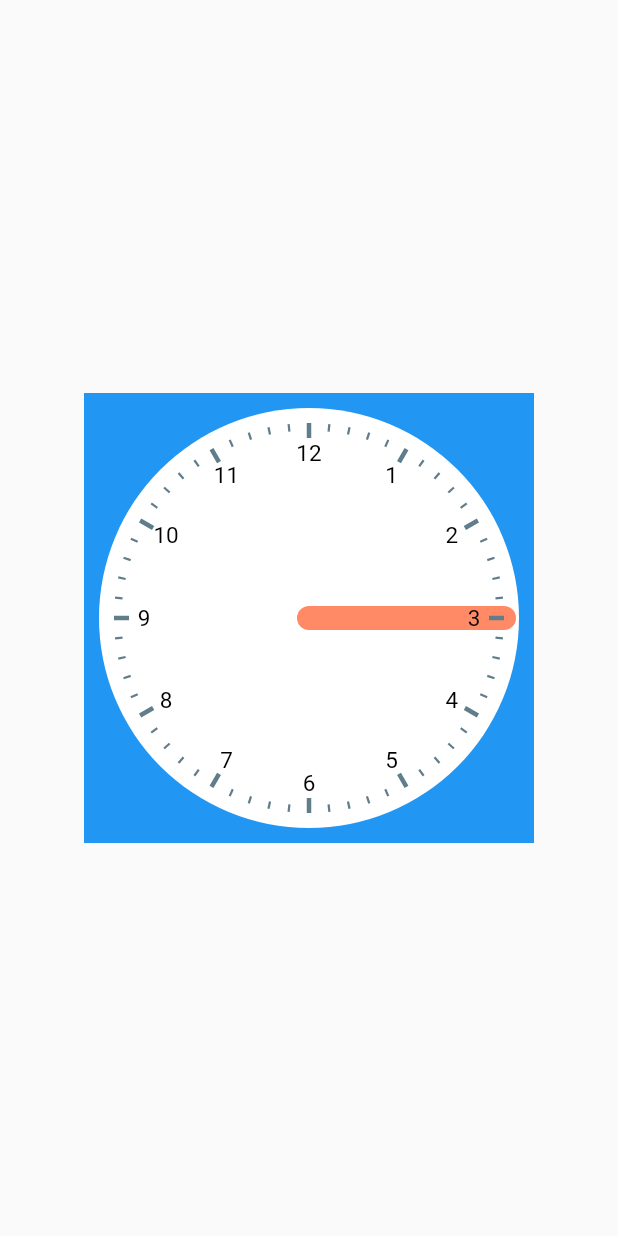
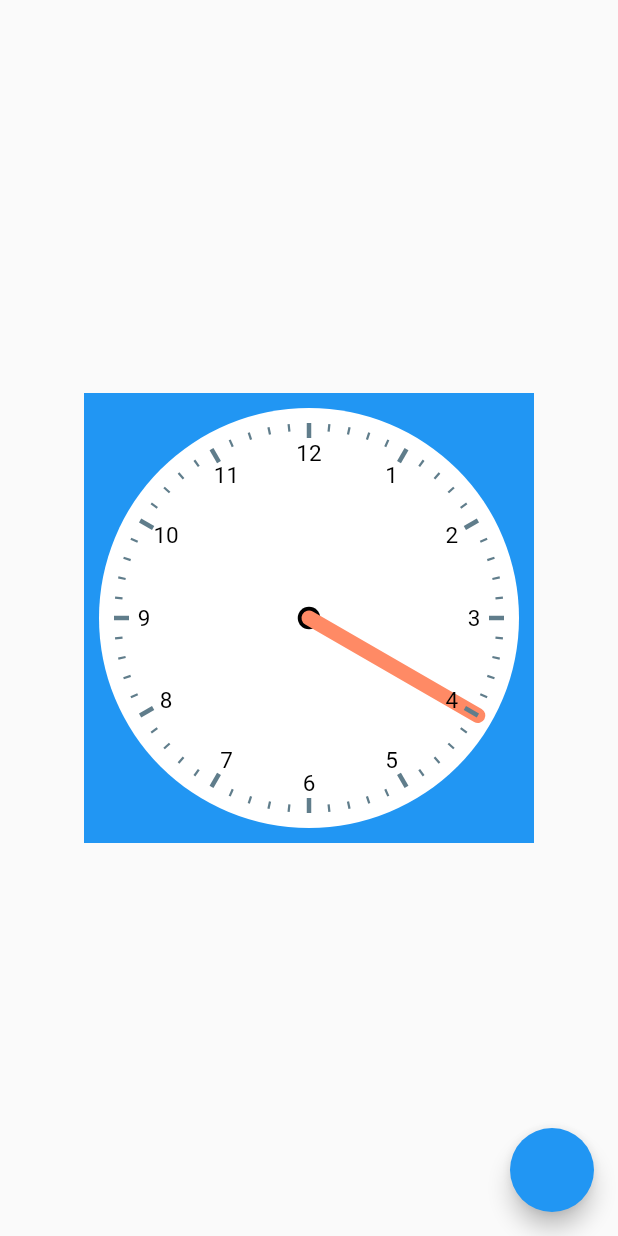
Before and after one commit to Scirocco01/timepicker, a Flutter app: the screen it shows after launch, after a tap on "BoxClock", on a phone screen of 412 x 824 dp. Run offline on Flutter 3.47's test engine with Material 2 defaults, Android fonts, the phone set to English and light mode, and no system bars.

Commit message:
square clock

```diff
--- a/lib/box_clock/dial_paint.dart
+++ b/lib/box_clock/dial_paint.dart
@@ -35,7 +35,9 @@ class ClockDialPainter extends CustomPainter{
   @override
   void paint(Canvas canvas, Size size) {
     var centerx = size.width;
+
     var centery = size.height;
+    print(centery);
     var center = Offset(centerx, centery);
 
     var tickMarkLength;
@@ -43,18 +45,39 @@ class ClockDialPainter extends CustomPainter{
     final radius= size.width;
     canvas.save();
 
+
     var secHandBrush = Paint()
       ..color = Color(0xFFFF8A65)
       ..style = PaintingStyle.stroke
-      ..strokeWidth = 16
+      ..strokeWidth = 10
+
       ..strokeCap = StrokeCap.round;
-    var value = 12 ;
 
-    var secHandX = centerx + 130 * cos(value * 60 * pi / 180)  ;
-    var secHandY = centery + 130 * sin(value * 60 * pi / 180) ;
+    var value =1;
+
+
+
+    var secHandX = centerx + 130 * cos(value* 30 * pi / 180);
+    // = 260
+    var secHandY = centery + 130 * sin(value * 30 * pi / 180);
+    // = 130
     canvas.drawLine(center, Offset(secHandX, secHandY), secHandBrush);
-    print('the time is ${value + 3}');
+    canvas.save();
 
+
+
+
+
+
+    if(value ==12){
+      print('the time is 12');
+    }
+    else if(value >12){
+      print('the time is ${value - 12}');
+    }
+    else{
+      print('the time is ${value + 3}');
+    }
 
     canvas.translate(radius, radius);
     for (var i = 0; i< 60; i++ ) {
@@ -93,6 +116,7 @@ class ClockDialPainter extends CustomPainter{
     }
 
     canvas.restore();
+    canvas.restore();
 
   }
 
--- a/lib/box_clock/new_box_clock.dart
+++ b/lib/box_clock/new_box_clock.dart
@@ -1,3 +1,4 @@
+import 'dart:async';
 import 'dart:math';
 
 import 'package:flutter/material.dart';
@@ -11,9 +12,22 @@ class BoxClock extends StatefulWidget {
 }
 
 class _BoxClockState extends State<BoxClock> {
+  // @override
+  // void initState() {
+  //   Timer.periodic(Duration(seconds: 1), (timer) {
+  //     setState(() {});
+  //   });
+  //
+  //   super.initState();
+  // }
   @override
   Widget build(BuildContext context) {
     return Scaffold(
+      floatingActionButton: FloatingActionButton(
+        onPressed: (){
+          Navigator.pop(context);
+        },
+      ),
       body: Center(
         child: Container(
           height: 300,
@@ -41,7 +55,12 @@ class _BoxClockState extends State<BoxClock> {
                           color: Colors.black,
                         ),
                       ),),
-                      Container(
+                      Listener(
+                        onPointerDown: (PointerDownEvent event){
+                          print("Global position x:${event.position.dx}, y:${event.position.dy}");
+                          print("Relative position: x:${event.localPosition.dx}, y:${event.localPosition.dy}");
+                        },
+                        child: Container(
                           width:150,
                           height:150,
                           padding: const EdgeInsets.all(10.0),
@@ -49,6 +68,7 @@ class _BoxClockState extends State<BoxClock> {
                               painter: ClockDialPainter(),
                             ),
 
+                        ),
                       ),
 
                     ],
--- a/lib/clock_view.dart
+++ b/lib/clock_view.dart
@@ -16,9 +16,9 @@ class _ClockViewState extends State<ClockView> {
   var yValue = 20.0;
   @override
   void initState() {
-    // Timer.periodic(Duration(seconds: 5), (timer) {
-    //   setState(() {});
-    // });
+    Timer.periodic(Duration(seconds: 1), (timer) {
+      setState(() {});
+    });
 
     super.initState();
   }
@@ -51,7 +51,7 @@ class _ClockViewState extends State<ClockView> {
                   print("Relative position: x:${event.localPosition.dx}, y:${event.localPosition.dy}");
                 },
                 child: Transform.rotate(
-                  angle: -pi / 2,
+                  angle:-1.5708,
                     child: CustomPaint(
                       painter: ClockPainter(xvalue: xvalue, yvalue: yValue),
               ),
--- a/lib/home_page.dart
+++ b/lib/home_page.dart
@@ -43,6 +43,16 @@ class _HomeState extends State<Home> {
               const SizedBox(
                 height: 100,
               ),
+              MaterialButton(
+                color: Colors.blueGrey,
+                onPressed:(){
+                  Navigator.pushNamed(context,'/SquareClock');
+                },
+
+                child: const Text('SquareClock'),),
+              const SizedBox(
+                height: 100,
+              ),
 
 
 
--- a/lib/route/route_generator.dart
+++ b/lib/route/route_generator.dart
@@ -3,6 +3,7 @@ import 'package:time_picker/box_clock/new_box_clock.dart';
 
 import '../custome_picker.dart';
 import '../home_page.dart';
+import '../third_try_clock/square_clock.dart';
 
 class RouteGenerator{
   static Route<dynamic> generatedRoute(RouteSettings settings){
@@ -13,6 +14,9 @@ class RouteGenerator{
 
       case '/Date_time_picker':
         return MaterialPageRoute(builder: (_) => const DateTimePicker());
+
+      case '/SquareClock':
+        return MaterialPageRoute(builder: (_) => const SquareClock());
 
       case '/new_box_clock':
         return MaterialPageRoute(builder:(_) => const BoxClock());
--- /dev/null
+++ b/lib/third_try_clock/needle_pianter.dart
@@ -0,0 +1 @@
+import 'package:flutter/material.dart';
```
Also changed, not shown: lib/third_try_clock/square_clock.dart (added, +272 -0 lines). Lines whose indentation alone changed are shown as unchanged.
